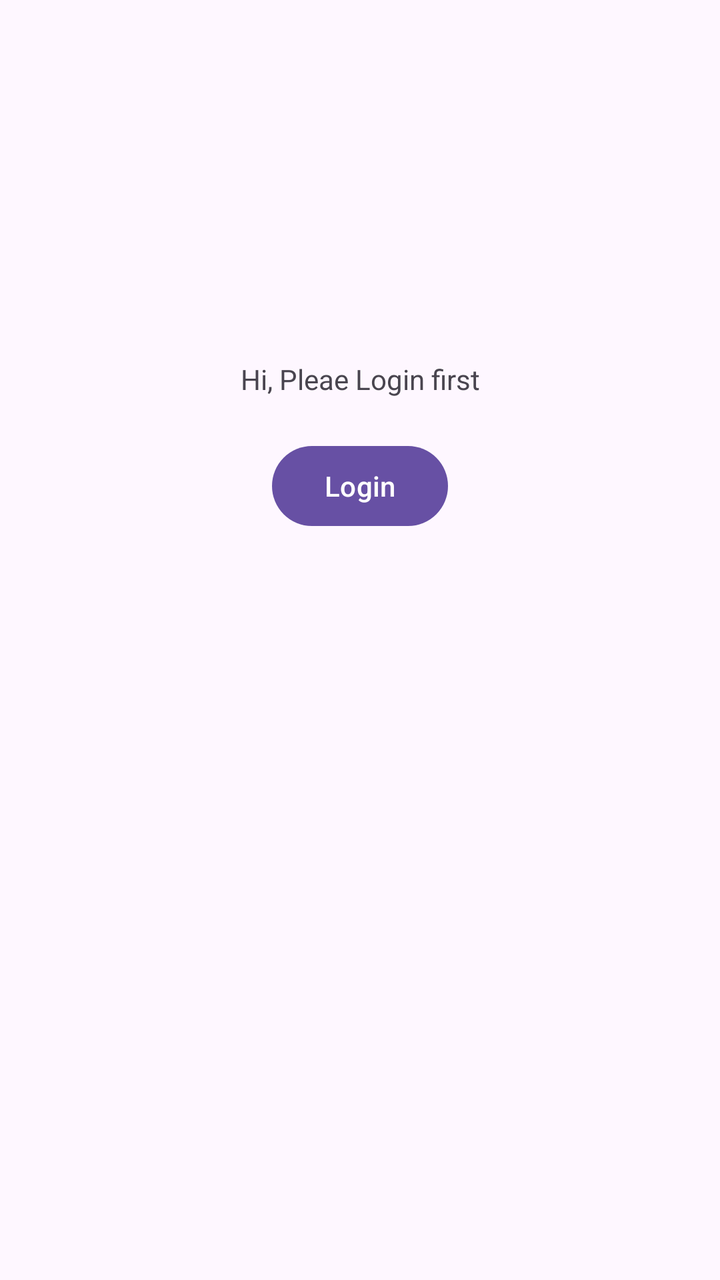
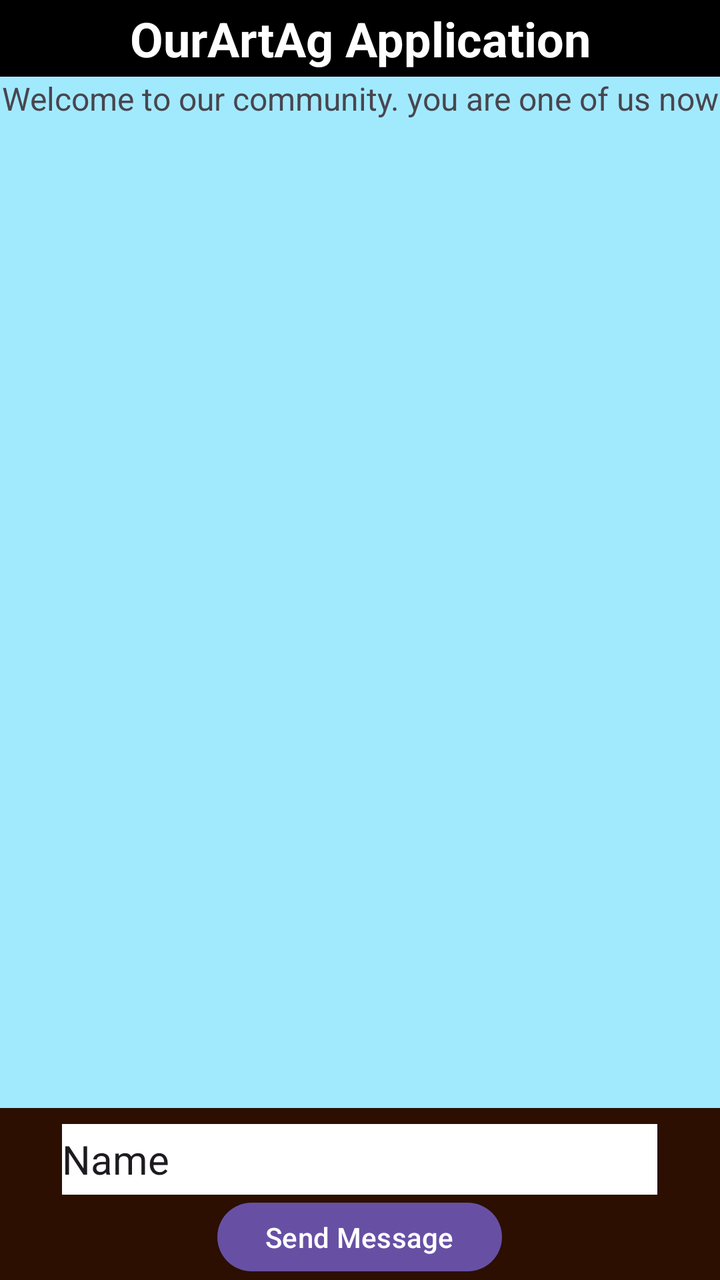

An Android layout rendered at two revisions. The XML below is the earlier revision; the diff shows what the commit changed to produce the second picture.
<!-- AndroidManifest.xml: application theme Theme.EAndroid -->
<!-- res/layout/activity_main.xml -->
<?xml version="1.0" encoding="utf-8"?>
<androidx.constraintlayout.widget.ConstraintLayout
    xmlns:android="http://schemas.android.com/apk/res/android"
    xmlns:tools="http://schemas.android.com/tools"
    xmlns:app="http://schemas.android.com/apk/res-auto"
    android:layout_width="match_parent"
    android:layout_height="match_parent"
    tools:context=".MainActivity">

    <TextView
        android:layout_width="wrap_content"
        android:layout_height="wrap_content"
        android:text="Hi, Pleae Login first"
        app:layout_constraintBottom_toBottomOf="parent"
        app:layout_constraintEnd_toEndOf="parent"
        app:layout_constraintStart_toStartOf="parent"
        app:layout_constraintTop_toTopOf="parent"
        app:layout_constraintVertical_bias="0.29000002" />

    <Button
        android:id="@+id/button"
        android:layout_width="wrap_content"
        android:layout_height="wrap_content"
        android:text="Login"
        app:layout_constraintBottom_toBottomOf="parent"
        app:layout_constraintEnd_toEndOf="parent"
        app:layout_constraintStart_toStartOf="parent"
        app:layout_constraintTop_toTopOf="parent"
        app:layout_constraintVertical_bias="0.37" />

    <androidx.fragment.app.FragmentContainerView
        android:id="@+id/fragmentContainerView"
        android:layout_width="0dp"
        android:layout_height="0dp"
        app:layout_constraintBottom_toBottomOf="parent"
        app:layout_constraintEnd_toEndOf="parent"
        app:layout_constraintStart_toStartOf="parent"
        app:layout_constraintTop_toTopOf="parent" />

</androidx.constraintlayout.widget.ConstraintLayout>
<!-- resources referenced by this layout -->
<resources>
  <style name="Theme.EAndroid" parent="Base.Theme.EAndroid" />
  <style name="Base.Theme.EAndroid" parent="Theme.Material3.DayNight.NoActionBar">
          
          
      </style>
</resources>

<!-- the commit's change to res/layout/activity_main.xml (unified diff, before → after) -->
@@ -1,40 +1,155 @@
 <?xml version="1.0" encoding="utf-8"?>
-<androidx.constraintlayout.widget.ConstraintLayout
-    xmlns:android="http://schemas.android.com/apk/res/android"
+<LinearLayout xmlns:android="http://schemas.android.com/apk/res/android"
+    xmlns:app="http://schemas.android.com/apk/res-auto"
     xmlns:tools="http://schemas.android.com/tools"
-    xmlns:app="http://schemas.android.com/apk/res-auto"
     android:layout_width="match_parent"
     android:layout_height="match_parent"
-    tools:context=".MainActivity">
+    android:background="#A1EAFD"
+    android:gravity="center"
+    android:orientation="vertical">
 
     <TextView
-        android:layout_width="wrap_content"
+        android:id="@+id/textView12"
+        android:layout_width="match_parent"
         android:layout_height="wrap_content"
-        android:text="Hi, Pleae Login first"
-        app:layout_constraintBottom_toBottomOf="parent"
-        app:layout_constraintEnd_toEndOf="parent"
-        app:layout_constraintStart_toStartOf="parent"
-        app:layout_constraintTop_toTopOf="parent"
-        app:layout_constraintVertical_bias="0.29000002" />
+        android:background="#000000"
+        android:forceDarkAllowed="true"
+        android:paddingVertical="3dp"
+        android:text="OurArtAg Application"
+        android:textAlignment="center"
+        android:textAppearance="@style/TextAppearance.AppCompat.Display2"
+        android:textColor="#FFFFFF"
+        android:textSize="24sp"
+        android:textStyle="bold" />
 
-    <Button
-        android:id="@+id/button"
-        android:layout_width="wrap_content"
-        android:layout_height="wrap_content"
-        android:text="Login"
-        app:layout_constraintBottom_toBottomOf="parent"
-        app:layout_constraintEnd_toEndOf="parent"
-        app:layout_constraintStart_toStartOf="parent"
-        app:layout_constraintTop_toTopOf="parent"
-        app:layout_constraintVertical_bias="0.37" />
 
     <androidx.fragment.app.FragmentContainerView
         android:id="@+id/fragmentContainerView"
-        android:layout_width="0dp"
-        android:layout_height="0dp"
-        app:layout_constraintBottom_toBottomOf="parent"
-        app:layout_constraintEnd_toEndOf="parent"
-        app:layout_constraintStart_toStartOf="parent"
-        app:layout_constraintTop_toTopOf="parent" />
+        android:layout_width="match_parent"
+        android:layout_height="match_parent"
+        android:visibility="gone" />
 
-</androidx.constraintlayout.widget.ConstraintLayout>
+    <LinearLayout
+        android:id="@+id/dialogPage"
+        android:layout_width="match_parent"
+        android:layout_height="match_parent"
+        android:alpha="1"
+        android:background="#FFC9C9"
+        android:backgroundTint="#FFA1A1"
+        android:backgroundTintMode="multiply"
+        android:orientation="horizontal"
+        android:visibility="gone">
+
+        <Space
+            android:layout_width="80dp"
+            android:layout_height="match_parent"
+            android:layout_weight="1" />
+
+        <LinearLayout
+            android:layout_width="match_parent"
+            android:layout_height="match_parent"
+            android:layout_weight="1"
+            android:orientation="vertical">
+
+            <Space
+                android:layout_width="match_parent"
+                android:layout_height="112dp" />
+
+            <TextView
+                android:id="@+id/vtxtDialogMsg"
+                android:layout_width="match_parent"
+                android:layout_height="209dp"
+                android:textSize="20sp"
+                android:textStyle="bold" />
+
+            <Space
+                android:layout_width="match_parent"
+                android:layout_height="37dp" />
+
+            <Button
+                android:id="@+id/dialogOK"
+                android:layout_width="match_parent"
+                android:layout_height="wrap_content"
+                android:text="OK" />
+        </LinearLayout>
+
+        <Space
+            android:layout_width="80dp"
+            android:layout_height="match_parent"
+            android:layout_weight="1" />
+    </LinearLayout>
+
+    <LinearLayout
+        android:layout_width="match_parent"
+        android:layout_height="match_parent"
+        android:orientation="vertical">
+
+        <TextView
+            android:layout_width="match_parent"
+            android:layout_height="wrap_content"
+            android:text="Welcome to our community. you are one of us now"
+            android:textAlignment="center"
+            android:textSize="16sp" />
+
+        <LinearLayout
+            android:layout_width="match_parent"
+            android:layout_height="wrap_content"
+            android:layout_weight="1"
+            android:orientation="horizontal"></LinearLayout>
+
+        <LinearLayout
+            android:layout_width="match_parent"
+            android:layout_height="wrap_content"
+            android:layout_weight="0.05"
+            android:background="#2C0F01"
+            android:gravity="center"
+            android:orientation="horizontal">
+
+            <Space
+                android:layout_width="wrap_content"
+                android:layout_height="match_parent"
+                android:layout_weight="0.1" />
+
+            <LinearLayout
+                android:layout_width="wrap_content"
+                android:layout_height="match_parent"
+                android:layout_weight="0.5"
+                android:gravity="center"
+                android:orientation="vertical">
+
+                <Space
+                    android:layout_width="match_parent"
+                    android:layout_height="wrap_content"
+                    android:layout_weight="0.8" />
+
+                <EditText
+                    android:id="@+id/editTextText"
+                    android:layout_width="match_parent"
+                    android:layout_height="wrap_content"
+                    android:layout_weight="0.8"
+                    android:background="#FFFFFF"
+                    android:ems="10"
+                    android:inputType="text"
+                    android:minHeight="25dp"
+                    android:text="Name"
+                    android:textSize="20sp"
+                    tools:ignore="TouchTargetSizeCheck" />
+
+                <Button
+                    android:id="@+id/button"
+                    android:layout_width="wrap_content"
+                    android:layout_height="34dp"
+                    android:layout_weight="0.8"
+                    android:paddingVertical="0.5dp"
+                    android:text="Send Message" />
+            </LinearLayout>
+
+            <Space
+                android:layout_width="wrap_content"
+                android:layout_height="match_parent"
+                android:layout_weight="0.1" />
+        </LinearLayout>
+
+    </LinearLayout>
+
+</LinearLayout>
